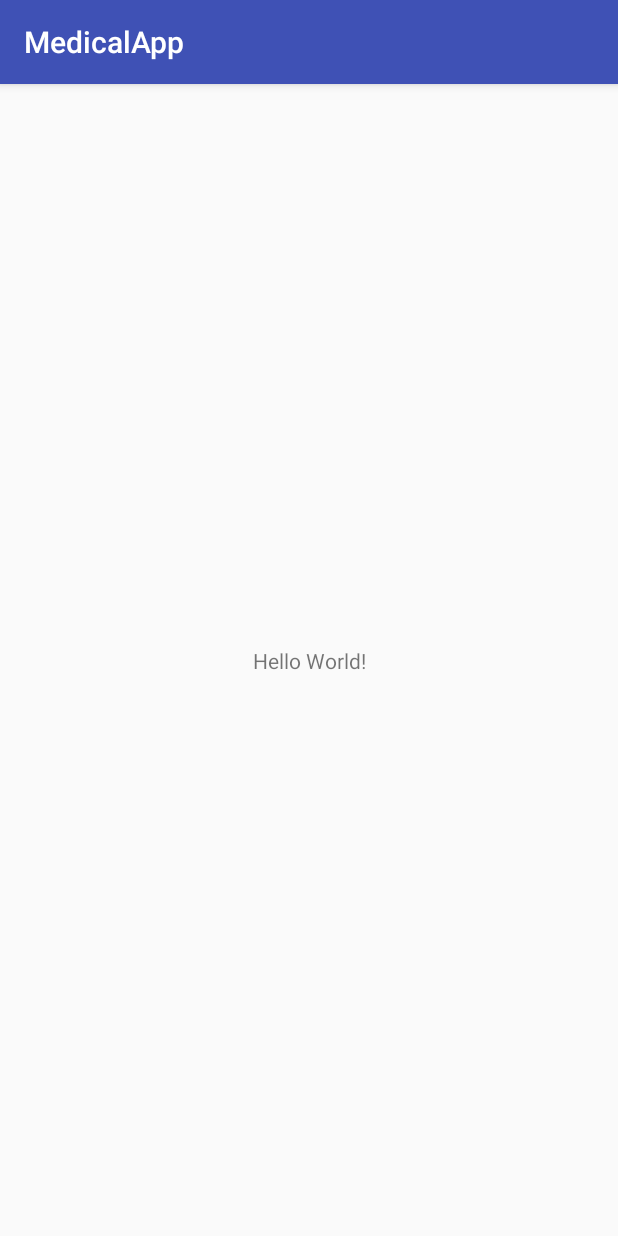
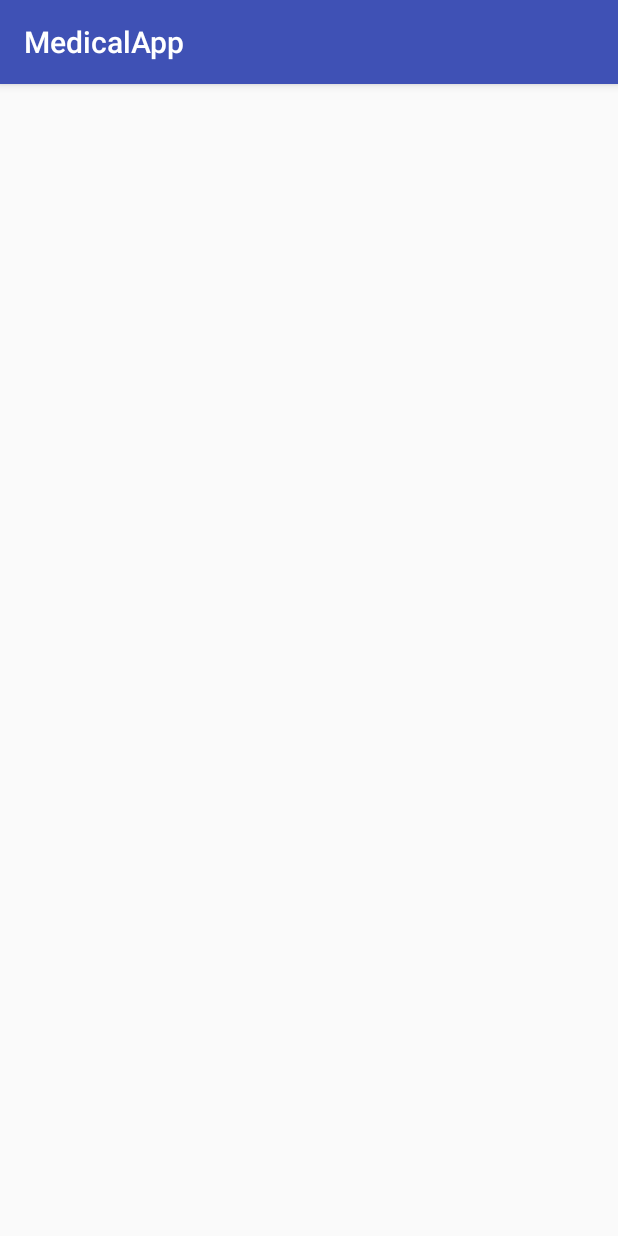
Before and after one commit to burke212/MobileDeviceApp, an Android app: the screen it shows after launch (MainActivity), on a phone screen of 412 x 824 dp. Run offline under Robolectric (Android 15) with nearby library versions, the phone set to English and light mode, and no system bars.

```diff
--- a/MedicalApp/app/build.gradle
+++ b/MedicalApp/app/build.gradle
@@ -2,7 +2,7 @@ apply plugin: 'com.android.application'
 
 android {
     compileSdkVersion 26
-    buildToolsVersion "26.0.1"
+    buildToolsVersion '26.0.2'
     defaultConfig {
         applicationId "com.example.burke.medicalapp"
         minSdkVersion 21
--- a/MedicalApp/app/src/main/res/layout/activity_main.xml
+++ b/MedicalApp/app/src/main/res/layout/activity_main.xml
@@ -6,13 +6,4 @@
     android:layout_height="match_parent"
     tools:context="com.example.burke.medicalapp.MainActivity">
 
-    <TextView
-        android:layout_width="wrap_content"
-        android:layout_height="wrap_content"
-        android:text="Hello World!"
-        app:layout_constraintBottom_toBottomOf="parent"
-        app:layout_constraintLeft_toLeftOf="parent"
-        app:layout_constraintRight_toRightOf="parent"
-        app:layout_constraintTop_toTopOf="parent" />
-
 </android.support.constraint.ConstraintLayout>
```
